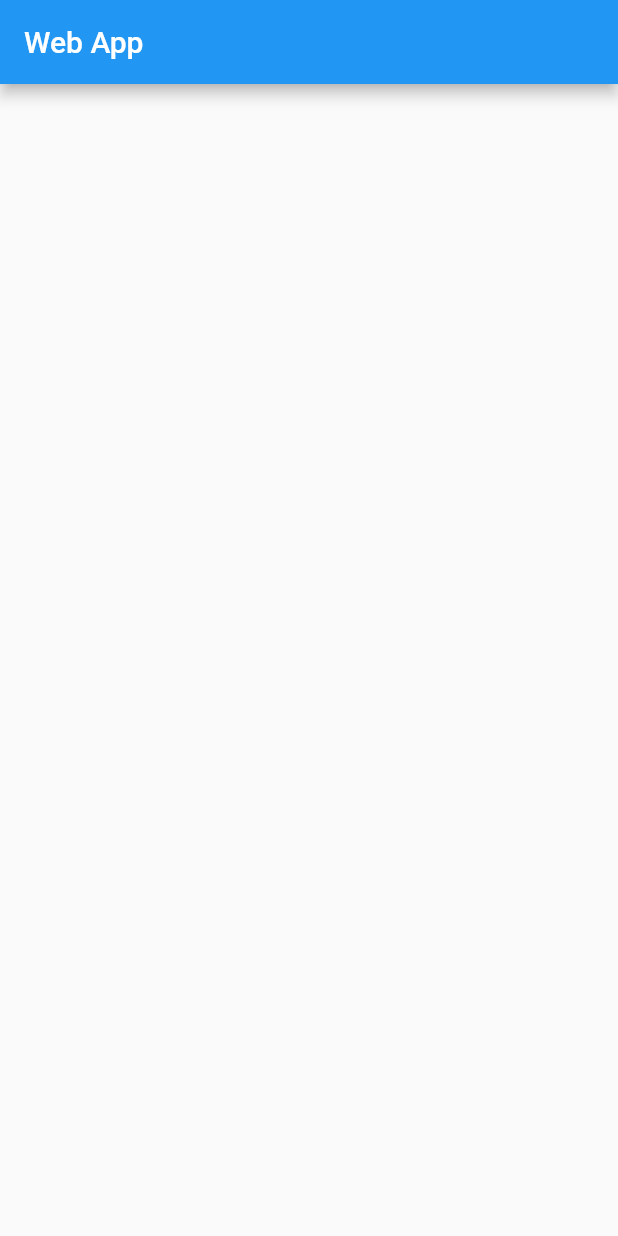
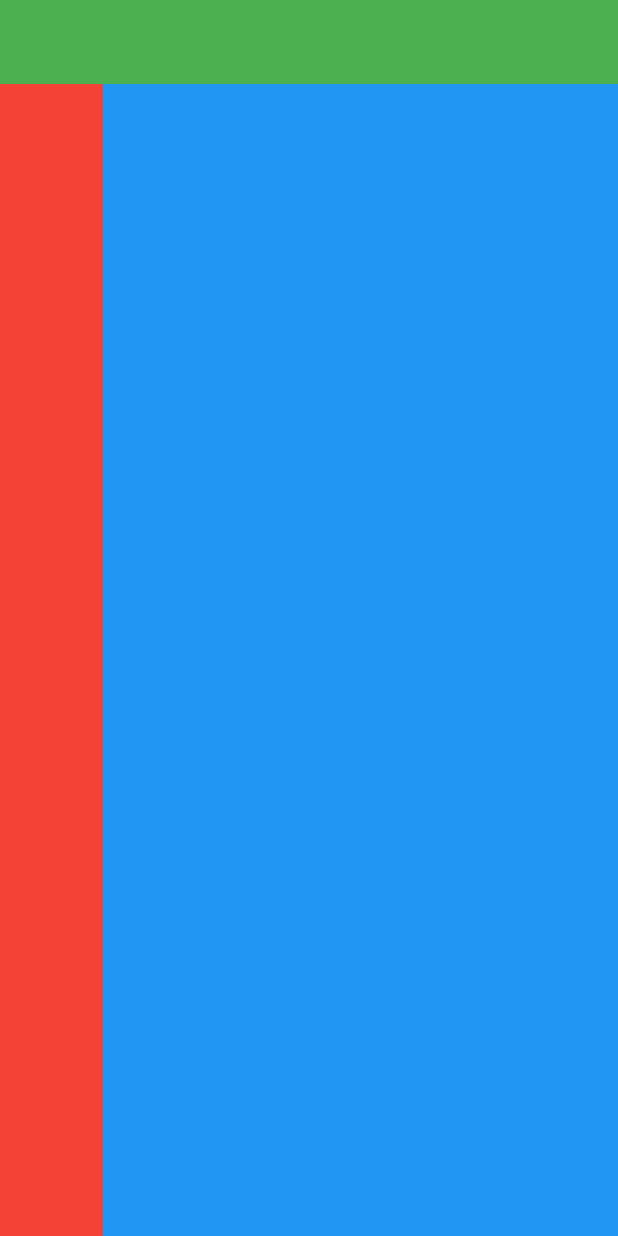
Before and after one commit to AgweBryan/flutter_web_app, a Flutter app: the screen it shows after launch, on a phone screen of 412 x 824 dp. Run offline on Flutter 3.47's test engine with Material 2 defaults, Android fonts, the phone set to English and light mode, and no system bars; our stand-ins replace get.

Commit message:
create layout screen

```diff
--- a/lib/main.dart
+++ b/lib/main.dart
@@ -1,4 +1,5 @@
 import 'package:flutter/material.dart';
+import 'package:flutter_web_app/views/screens/layout.dart';
 import 'package:get/get.dart';
 
 void main() {
@@ -11,15 +12,8 @@ class App extends StatelessWidget {
   @override
   Widget build(BuildContext context) {
     return GetMaterialApp(
-      title: 'Flutter Web App',
-      debugShowCheckedModeBanner: false,
-      home: Scaffold(
-        appBar: AppBar(
-          title: Text(
-            'Web App',
-          ),
-        ),
-      ),
-    );
+        title: 'Flutter Web App',
+        debugShowCheckedModeBanner: false,
+        home: Layout());
   }
 }
--- /dev/null
+++ b/lib/views/screens/layout.dart
@@ -0,0 +1,30 @@
+import 'package:flutter/material.dart';
+
+class Layout extends StatelessWidget {
+  const Layout({Key? key}) : super(key: key);
+
+  @override
+  Widget build(BuildContext context) {
+    return Scaffold(
+      appBar: AppBar(
+        elevation: 0,
+        backgroundColor: Colors.green,
+      ),
+      body: Row(
+        children: [
+          Expanded(
+            child: Container(
+              color: Colors.red,
+            ),
+          ),
+          Expanded(
+            flex: 5,
+            child: Container(
+              color: Colors.blue,
+            ),
+          ),
+        ],
+      ),
+    );
+  }
+}
```
